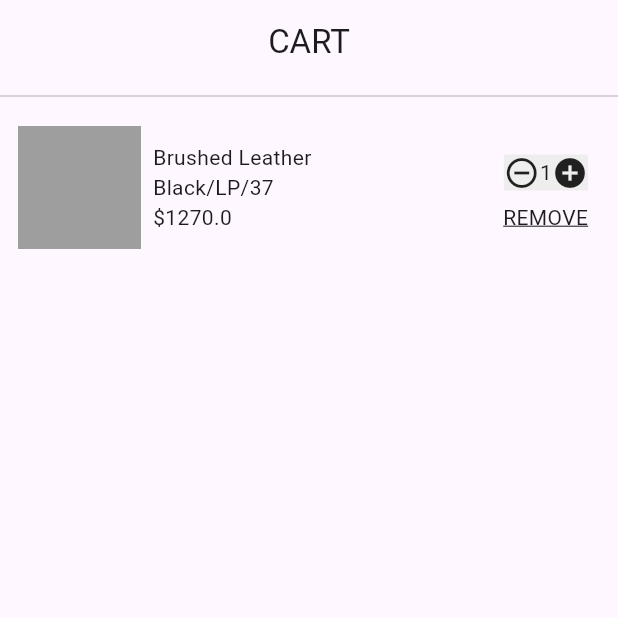
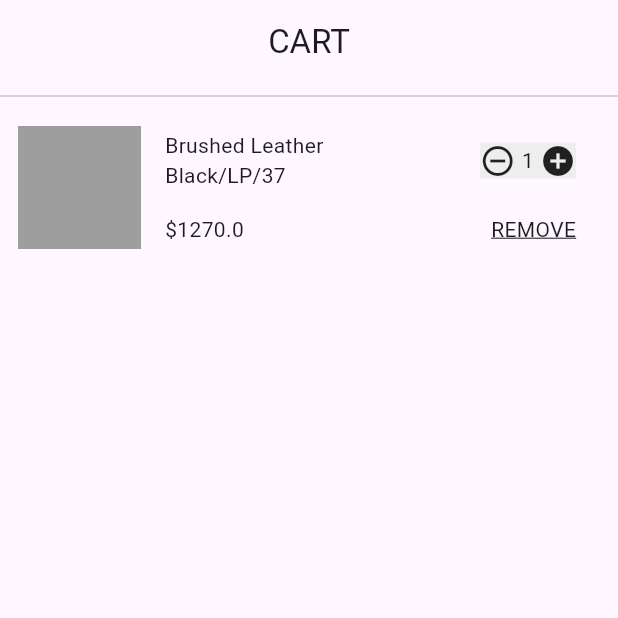
Before and after one commit to JAICHANGPARK/flutter_notebook_chapter_36, a Flutter app: the FashionShopCartWidget screen opened directly, on a phone screen of 412 x 824 dp, the top half of it. Run offline on Flutter 3.47's test engine with Material 3 defaults, Android fonts, the phone set to English and light mode, and no system bars; our stand-ins replace gap.

Commit message:
Update fashion_shop_cart_widget.dart

```diff
--- a/lib/ep1827_fashion_shop_app/widget/fashion_shop_cart_widget.dart
+++ b/lib/ep1827_fashion_shop_app/widget/fashion_shop_cart_widget.dart
@@ -1,4 +1,5 @@
 import 'package:flutter/material.dart';
+import 'package:gap/gap.dart';
 
 class ShopCart {
   String? title;
@@ -65,7 +66,9 @@ class _FashionShopCartWidgetState extends State<FashionShopCartWidget> {
                       ),
                       Expanded(
                           child: Padding(
-                        padding: const EdgeInsets.all(8.0),
+                        padding: const EdgeInsets.symmetric(
+                          horizontal: 16,
+                        ),
                         child: Column(
                           crossAxisAlignment: CrossAxisAlignment.start,
                           children: [
@@ -86,7 +89,9 @@ class _FashionShopCartWidgetState extends State<FashionShopCartWidget> {
                                   child: Row(
                                     children: [
                                       Icon(Icons.remove_circle_outline),
+                                      Gap(4),
                                       Text("${e.count}"),
+                                      Gap(4),
                                       Icon(
                                         Icons.add_circle,
                                       ),
@@ -95,6 +100,7 @@ class _FashionShopCartWidgetState extends State<FashionShopCartWidget> {
                                 )
                               ],
                             ),
+                            Gap(16),
                             Row(
                               mainAxisAlignment: MainAxisAlignment.spaceBetween,
                               children: [
```
